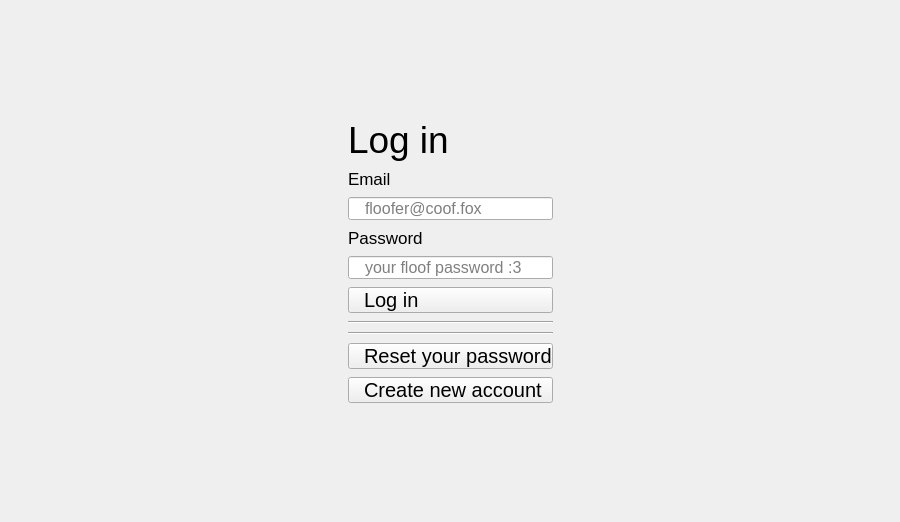
foxocorp/foxogram-desktop, file src/ui/FoxogramLogin.ui: the form before one commit.
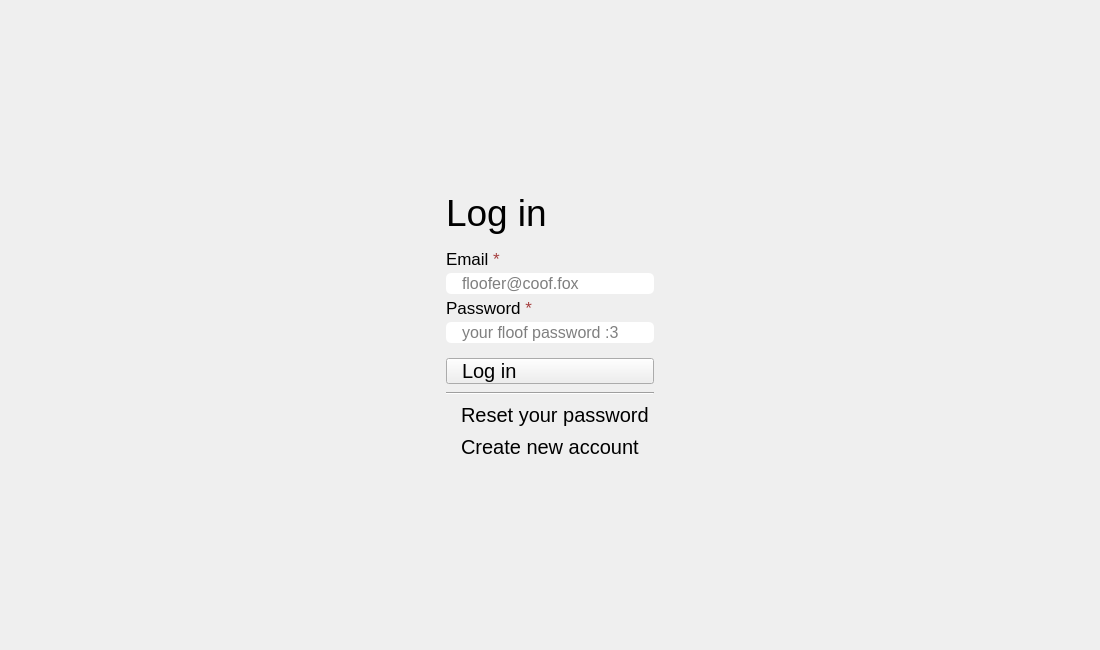
The form after the commit.

```diff
--- a/src/ui/FoxogramLogin.ui
+++ b/src/ui/FoxogramLogin.ui
@@ -6,14 +6,14 @@
    <rect>
     <x>0</x>
     <y>0</y>
-    <width>900</width>
-    <height>522</height>
+    <width>1100</width>
+    <height>650</height>
    </rect>
   </property>
   <property name="minimumSize">
    <size>
-    <width>900</width>
-    <height>500</height>
+    <width>1100</width>
+    <height>650</height>
    </size>
   </property>
   <property name="windowTitle">
@@ -22,7 +22,7 @@
   <property name="styleSheet">
    <string notr="true"/>
   </property>
-  <layout class="QGridLayout" name="gridLayout" rowstretch="280,520,280" columnstretch="775,370,775">
+  <layout class="QGridLayout" name="gridLayout" rowstretch="322,436,322" columnstretch="775,370,775">
    <item row="0" column="1">
     <spacer name="verticalSpacer_2">
      <property name="orientation">
@@ -76,12 +76,15 @@
     </spacer>
    </item>
    <item row="1" column="1">
-    <layout class="QVBoxLayout" name="verticalLayout" stretch="296,30,45,30,88">
+    <layout class="QVBoxLayout" name="verticalLayout" stretch="302,30,88">
      <property name="spacing">
       <number>8</number>
      </property>
      <item>
-      <layout class="QVBoxLayout" name="verticalLayout_7" stretch="48,257,48">
+      <layout class="QVBoxLayout" name="verticalLayout_7" stretch="48,170,48">
+       <property name="spacing">
+        <number>15</number>
+       </property>
        <item>
         <widget class="QLabel" name="loginLabel">
          <property name="sizePolicy">
@@ -114,8 +117,14 @@
        </item>
        <item>
         <layout class="QVBoxLayout" name="verticalLayout_8">
+         <property name="spacing">
+          <number>4</number>
+         </property>
          <item>
           <layout class="QVBoxLayout" name="verticalLayout_5">
+           <property name="spacing">
+            <number>4</number>
+           </property>
            <item>
             <widget class="QLabel" name="emailLabel">
              <property name="sizePolicy">
@@ -130,7 +139,7 @@
               </font>
              </property>
              <property name="text">
-              <string>Email</string>
+              <string>&lt;html&gt;&lt;head/&gt;&lt;body&gt;&lt;p&gt;Email &lt;span style=&quot; color:#a53f3f;&quot;&gt;*&lt;/span&gt;&lt;/p&gt;&lt;/body&gt;&lt;/html&gt;</string>
              </property>
              <property name="wordWrap">
               <bool>false</bool>
@@ -151,7 +160,9 @@
               </font>
              </property>
              <property name="styleSheet">
-              <string notr="true">padding-left: 14;</string>
+              <string notr="true">padding-left: 14;
+border: 1px solid &quot;#606060&quot;;
+border-radius: 5;</string>
              </property>
              <property name="inputMethodHints">
               <set>Qt::InputMethodHint::ImhEmailCharactersOnly</set>
@@ -165,6 +176,9 @@
          </item>
          <item>
           <layout class="QVBoxLayout" name="verticalLayout_6">
+           <property name="spacing">
+            <number>4</number>
+           </property>
            <item>
             <widget class="QLabel" name="passwordLabel">
              <property name="sizePolicy">
@@ -179,7 +193,7 @@
               </font>
              </property>
              <property name="text">
-              <string>Password</string>
+              <string>&lt;html&gt;&lt;head/&gt;&lt;body&gt;&lt;p&gt;Password &lt;span style=&quot; color:#a53f3f;&quot;&gt;*&lt;/span&gt;&lt;/p&gt;&lt;/body&gt;&lt;/html&gt;</string>
              </property>
             </widget>
            </item>
@@ -198,7 +212,8 @@
              </property>
              <property name="styleSheet">
               <string notr="true">padding-left: 14;
-</string>
+border: 1px solid &quot;#606060&quot;;
+border-radius: 5;</string>
              </property>
              <property name="inputMethodHints">
               <set>Qt::InputMethodHint::ImhSensitiveData</set>
@@ -237,29 +252,24 @@
        </item>
       </layout>
      </item>
-     <item>
-      <layout class="QVBoxLayout" name="verticalLayout_3">
-       <item>
-        <widget class="Line" name="line">
-         <property name="orientation">
-          <enum>Qt::Orientation::Horizontal</enum>
-         </property>
-        </widget>
-       </item>
-      </layout>
-     </item>
-     <item>
-      <layout class="QHBoxLayout" name="horizontalLayout">
-       <property name="spacing">
-        <number>20</number>
-       </property>
-       <property name="sizeConstraint">
-        <enum>QLayout::SizeConstraint::SetNoConstraint</enum>
-       </property>
-      </layout>
-     </item>
      <item>
       <layout class="QVBoxLayout" name="verticalLayout_4">
+       <property name="spacing">
+        <number>15</number>
+       </property>
+       <item>
+        <spacer name="verticalSpacer_3">
+         <property name="orientation">
+          <enum>Qt::Orientation::Vertical</enum>
+         </property>
+         <property name="sizeHint" stdset="0">
+          <size>
+           <width>20</width>
+           <height>40</height>
+          </size>
+         </property>
+        </spacer>
+       </item>
        <item>
         <widget class="Line" name="line_2">
          <property name="orientation">
@@ -267,6 +277,19 @@
          </property>
         </widget>
        </item>
+       <item>
+        <spacer name="verticalSpacer_4">
+         <property name="orientation">
+          <enum>Qt::Orientation::Vertical</enum>
+         </property>
+         <property name="sizeHint" stdset="0">
+          <size>
+           <width>20</width>
+           <height>40</height>
+          </size>
+         </property>
+        </spacer>
+       </item>
       </layout>
      </item>
      <item>
@@ -287,7 +310,8 @@
          <property name="styleSheet">
           <string notr="true">Text-align: left;
 padding-left: 15;
-</string>
+border: 1px solid &quot;#303030&quot;;
+border-radius: 5;</string>
          </property>
          <property name="text">
           <string>Reset your password</string>
@@ -310,7 +334,8 @@
          <property name="styleSheet">
           <string notr="true">Text-align: left;
 padding-left: 15;
-</string>
+border: 1px solid &quot;#303030&quot;;
+border-radius: 5;</string>
          </property>
          <property name="text">
           <string>Create new account</string>
```
Left out of the diff: 5 changed lines with no effect on the pictures.
